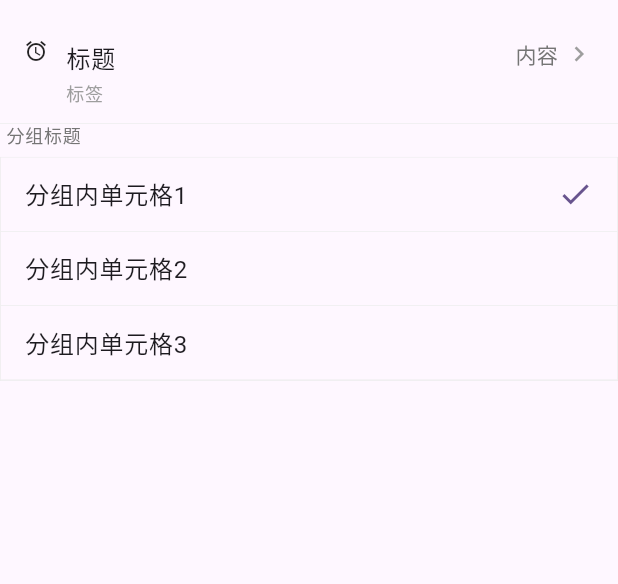
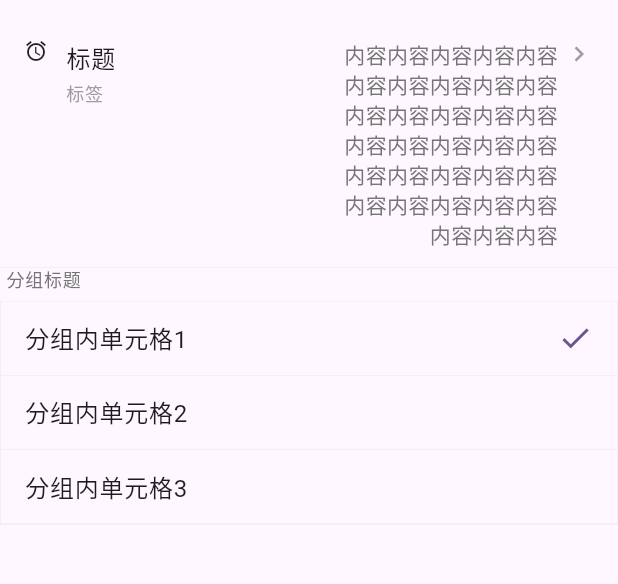
Before and after one commit to nvmms/vant, a Flutter app: the VanCellExample screen opened directly, on a phone screen of 412 x 824 dp, the part 63-647 px from its top. Run offline on Flutter 3.47's test engine with Material 3 defaults, Android fonts, the phone set to English and light mode, and no system bars; our stand-ins replace decimal, dio, like_button, preload_page_view, video_player, visibility_detector.

Commit message:
update:修改Cell value自动换行

```diff
--- a/example/lib/van_cell_example.dart
+++ b/example/lib/van_cell_example.dart
@@ -14,7 +14,8 @@ class VanCellExample extends StatelessWidget {
         children: [
           VanCell(
             title: "标题",
-            value: "内容",
+            value:
+                "内容内容内容内容内容内容内容内容内容内容内容内容内容内容内容内容内容内容内容内容内容内容内容内容内容内容内容内容内容内容内容内容内容",
             label: "标签",
             size: 16,
             icon: Icons.access_alarm,
--- a/lib/src/cell/cell.dart
+++ b/lib/src/cell/cell.dart
@@ -160,18 +160,22 @@ class VanCell extends StatelessWidget {
                   child: extraWidget!,
                 ),
               if (valueWidget != null)
-                Padding(
+                Expanded(
+                  child: Padding(
                     padding: const EdgeInsets.only(left: 12.0),
                     child: valueWidget!,
+                  ),
                 )
               else if (value != null)
-                Padding(
+                Expanded(
+                  child: Padding(
                     padding: const EdgeInsets.only(left: 12.0),
                     child: Text(
                       value!,
-                    style:
-                        textTheme.bodyMedium?.copyWith(color: Colors.grey[600]),
+                      style: textTheme.bodyMedium
+                          ?.copyWith(color: Colors.grey[600]),
                       textAlign: TextAlign.right,
+                    ),
                   ),
                 ),
               if (selectable == true)
```
Lines whose indentation alone changed are shown as unchanged.
